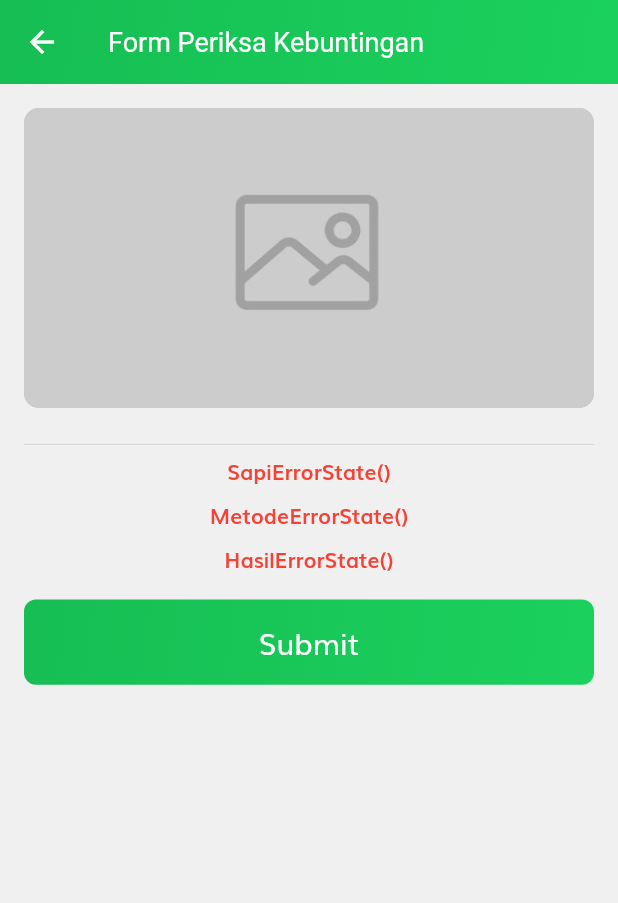
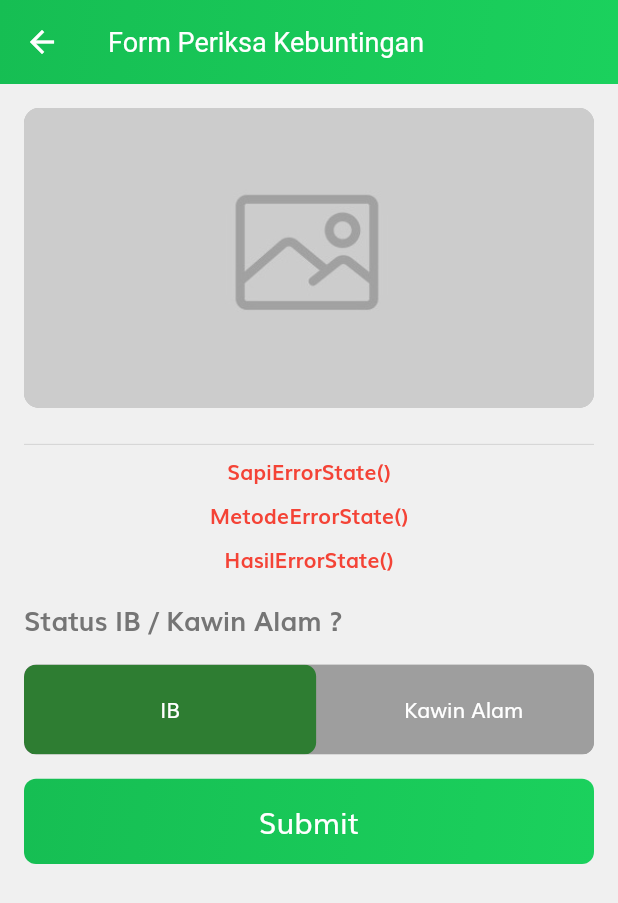
Before and after one commit to yusrandi/mbc-mobile, a Flutter app: the PeriksaKebuntinganScreen screen opened directly with empty values, after a tap on the "add" icon, on a phone screen of 412 x 824 dp. Shown: the top 903 px of the screen. Run offline on Flutter 3.47's test engine with Material 2 defaults, Android fonts, the phone set to English and light mode, and no system bars; drawn by our look-alikes of toggle_switch; our stand-ins replace bloc, equatable, firebase_core, firebase_messaging, flutter_bloc, flutter_easyloading and 7 more; missing offline and left inert: art_sweetalert; accounts and stored records are empty; network calls fail.

Commit message:
fix birahi

```diff
--- a/lib/config/api.dart
+++ b/lib/config/api.dart
@@ -2,7 +2,7 @@ class Api {
   //* Creating instance constructor;
   static Api instance = Api();
   //* Base API URL
-  static const domain = "http://192.168.1.3/mbc-laravel";
+  static const domain = "http://192.168.1.2/mbc-laravel";
   // static const domain = "http://mbc.lp2muniprima.ac.id";
   static const baseURL = domain + "/public/api";
   // static const baseURL = domain + "/api";
--- a/lib/models/periksa_kebuntingan_model.dart
+++ b/lib/models/periksa_kebuntingan_model.dart
@@ -42,6 +42,7 @@ class PeriksaKebuntingan {
   int pendampingId = 0;
   int tsrId = 0;
   String waktuPk = "";
+  String status = "";
   int metodeId = 0;
   int hasilId = 0;
   String foto = "";
@@ -56,6 +57,7 @@ class PeriksaKebuntingan {
       required this.pendampingId,
       required this.tsrId,
       required this.waktuPk,
+      required this.status,
       required this.metodeId,
       required this.hasilId,
       required this.foto,
@@ -70,6 +72,7 @@ class PeriksaKebuntingan {
     pendampingId = json['pendamping_id'];
     tsrId = json['tsr_id'];
     waktuPk = json['waktu_pk'];
+    status = json['status'];
     metodeId = json['metode_id'];
     hasilId = json['hasil_id'];
     foto = json['foto'];
@@ -87,6 +90,7 @@ class PeriksaKebuntingan {
     data['pendamping_id'] = this.pendampingId;
     data['tsr_id'] = this.tsrId;
     data['waktu_pk'] = this.waktuPk;
+    data['status'] = this.status;
     data['metode_id'] = this.metodeId;
     data['hasil_id'] = this.hasilId;
     data['foto'] = this.foto;
--- a/lib/repositories/periksa_kebuntingan_repo.dart
+++ b/lib/repositories/periksa_kebuntingan_repo.dart
@@ -45,6 +45,7 @@ class PeriksaKebuntinganRepositoryImpl implements PeriksaKebuntinganRepository {
     request.fields['hasil_id'] = periksaKebuntingan.hasilId.toString();
     request.fields['sapi_id'] = periksaKebuntingan.sapiId.toString();
     request.fields['foto'] = periksaKebuntingan.foto;
+    request.fields['status'] = periksaKebuntingan.status.toString();
     request.fields['id'] = periksaKebuntingan.id.toString();
     request.fields['notifikasi_id'] = notifId;
 
--- a/lib/screens/periksa_kebuntingan/form/periksa_kebuntingan_form_body.dart
+++ b/lib/screens/periksa_kebuntingan/form/periksa_kebuntingan_form_body.dart
@@ -23,6 +23,8 @@ import 'package:mbc_mobile/utils/size_config.dart';
 import 'package:mbc_mobile/utils/theme.dart';
 
 import 'dart:io';
+
+import 'package:toggle_switch/toggle_switch.dart';
 
 class PeriksaKebuntinganFormBody extends StatefulWidget {
   final String userId;
@@ -67,6 +69,8 @@ class _PeriksaKebuntinganFormBodyState
   late File? _imageFile = null;
   final ImagePicker _picker = ImagePicker();
   late File? resFile = null;
+
+  bool isResult = true;
 
   @override
   void initState() {
@@ -145,6 +149,12 @@ class _PeriksaKebuntinganFormBodyState
                   SizedBox(height: getProportionateScreenHeight(8)),
                   loadHasil(),
                   SizedBox(height: getProportionateScreenHeight(16)),
+                  Text("Status IB / Kawin Alam ? ",
+                      style:
+                          TextStyle(fontSize: 18, fontWeight: FontWeight.w600)),
+                  SizedBox(height: getProportionateScreenHeight(16)),
+                  switchTogle(),
+                  SizedBox(height: getProportionateScreenHeight(16)),
                   GestureDetector(
                     onTap: () {
                       KeyboardUtil.hideKeyboard(context);
@@ -161,6 +171,7 @@ class _PeriksaKebuntinganFormBodyState
                                     pendampingId: 0,
                                     tsrId: 0,
                                     waktuPk: "",
+                                    status: isResult ? "1" : "0",
                                     metodeId: resMetodeId,
                                     hasilId: resHasilId,
                                     foto: resFoto);
@@ -201,6 +212,35 @@ class _PeriksaKebuntinganFormBodyState
               )),
         ),
       ),
+    );
+  }
+
+  ToggleSwitch switchTogle() {
+    return ToggleSwitch(
+      minWidth: SizeConfig.screenWidth,
+      minHeight: 60,
+      cornerRadius: 8.0,
+      activeBgColors: [
+        [Colors.green[800]!],
+        [Colors.red[800]!]
+      ],
+      activeFgColor: Colors.white,
+      inactiveBgColor: Colors.grey,
+      inactiveFgColor: Colors.white,
+      initialLabelIndex: isResult ? 0 : 1,
+      totalSwitches: 2,
+      labels: const ['IB', 'Kawin Alam'],
+      radiusStyle: true,
+      onToggle: (index) {
+        print('switched to: $index');
+        setState(() {
+          if (index == 0) {
+            isResult = false;
+          } else {
+            isResult = true;
+          }
+        });
+      },
     );
   }
 
@@ -253,6 +293,9 @@ class _PeriksaKebuntinganFormBodyState
                   });
                   Navigator.pop(context, false);
                 },
+                child: Container(
+                  width: double.infinity,
+                  decoration: BoxDecoration(),
                   child: Column(
                     crossAxisAlignment: CrossAxisAlignment.start,
                     children: [
@@ -262,6 +305,7 @@ class _PeriksaKebuntinganFormBodyState
                       ),
                       Divider(),
                     ],
+                  ),
                 ),
               ),
             );
@@ -349,6 +393,9 @@ class _PeriksaKebuntinganFormBodyState
                   });
                   Navigator.pop(context, false);
                 },
+                child: Container(
+                  width: double.infinity,
+                  decoration: BoxDecoration(),
                   child: Column(
                     crossAxisAlignment: CrossAxisAlignment.start,
                     children: [
@@ -358,6 +405,7 @@ class _PeriksaKebuntinganFormBodyState
                       ),
                       Divider(),
                     ],
+                  ),
                 ),
               ),
             );
@@ -444,6 +492,9 @@ class _PeriksaKebuntinganFormBodyState
                   });
                   Navigator.pop(context, false);
                 },
+                child: Container(
+                  width: double.infinity,
+                  decoration: BoxDecoration(),
                   child: Column(
                     crossAxisAlignment: CrossAxisAlignment.start,
                     children: [
@@ -453,6 +504,7 @@ class _PeriksaKebuntinganFormBodyState
                       ),
                       Divider(),
                     ],
+                  ),
                 ),
               ),
             );
```
Also changed, not shown: lib/screens/new_home_page/screen/home_screen.dart (+13 -2 lines), lib/screens/performa/performa_form_body.dart (+12 -2 lines), lib/screens/sapi/form_sapi_screen.dart (+4 -4 lines). Lines whose indentation alone changed are shown as unchanged.
